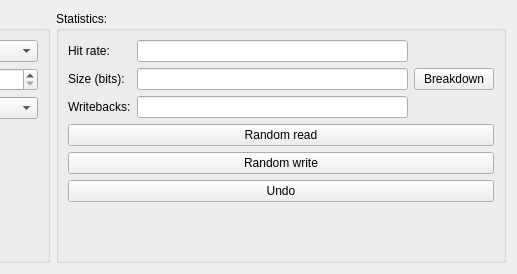
The window that src/cacheconfigwidget.ui (mortbopet/Ripes) describes before a commit, drawn with Qt 5; both pictures show x 262 to 779 and y 0 to 274 of the 779 by 274 pixel window.
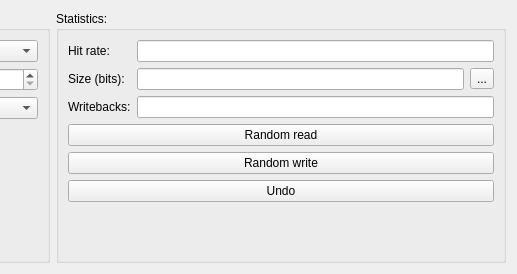
The same window after the commit.

What changed in the file:
```diff
--- a/src/cacheconfigwidget.ui
+++ b/src/cacheconfigwidget.ui
@@ -146,13 +146,6 @@
        <layout class="QGridLayout" name="gridLayout_5">
         <item row="0" column="0">
          <layout class="QGridLayout" name="gridLayout_4">
-          <item row="1" column="2">
-           <widget class="QPushButton" name="sizeBreakdownButton">
-            <property name="text">
-             <string>Breakdown</string>
-            </property>
-           </widget>
-          </item>
           <item row="0" column="1">
            <widget class="QLineEdit" name="hitrate"/>
           </item>
@@ -163,9 +156,6 @@
             </property>
            </widget>
           </item>
-          <item row="1" column="1">
-           <widget class="QLineEdit" name="size"/>
-          </item>
           <item row="0" column="0">
            <widget class="QLabel" name="label_5">
             <property name="text">
@@ -183,6 +173,20 @@
           <item row="2" column="1">
            <widget class="QLineEdit" name="writebacks"/>
           </item>
+          <item row="1" column="1">
+           <layout class="QHBoxLayout" name="horizontalLayout_3">
+            <item>
+             <widget class="QLineEdit" name="size"/>
+            </item>
+            <item>
+             <widget class="QToolButton" name="sizeBreakdownButton">
+              <property name="text">
+               <string>...</string>
+              </property>
+             </widget>
+            </item>
+           </layout>
+          </item>
          </layout>
         </item>
         <item row="1" column="0">
```
